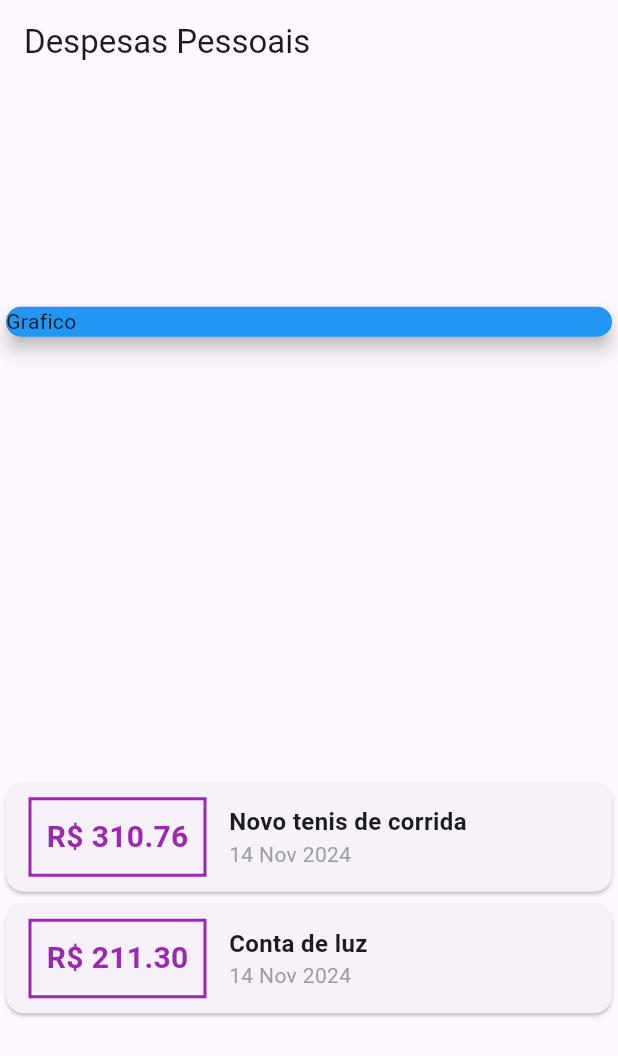
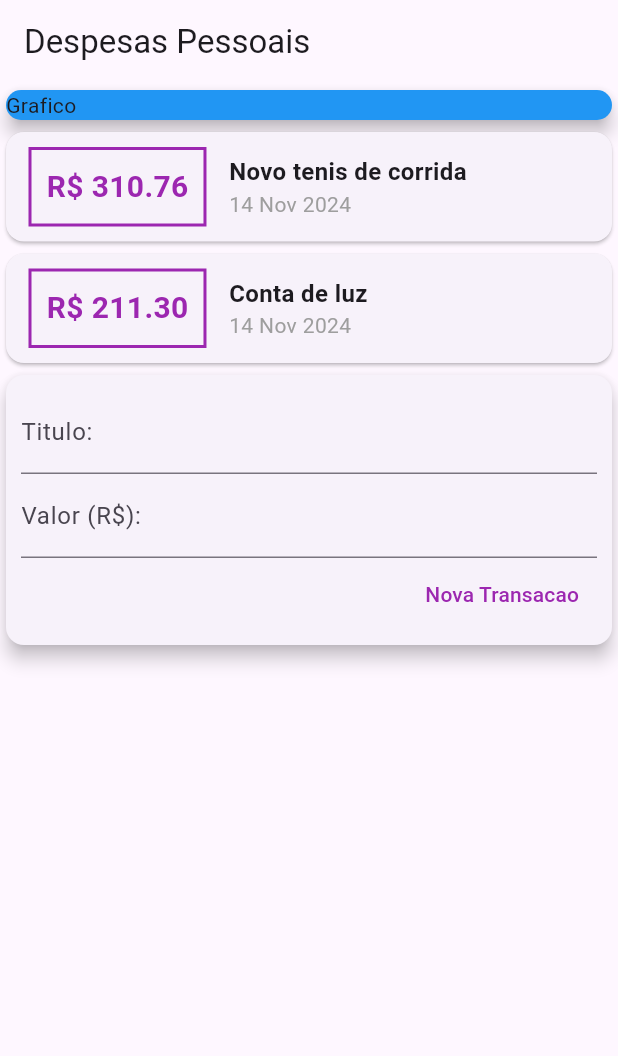
Before and after one commit to niltinfilho/projeto_expenses_flutter, a Flutter app: the screen it shows after launch, on a phone screen of 412 x 824 dp. Shown: the top 1056 px of the screen. Run offline on Flutter 3.47's test engine with Material 3 defaults, Android fonts, the phone set to English and light mode, and no system bars.

Commit message:
feat: criando o botao de nova transacao

```diff
--- a/lib/main.dart
+++ b/lib/main.dart
@@ -38,7 +38,7 @@ class MyHomePage extends StatelessWidget {
           title: Text('Despesas Pessoais'),
         ),
         body: Column(
-          mainAxisAlignment: MainAxisAlignment.spaceAround,
+          mainAxisAlignment: MainAxisAlignment.start,
           crossAxisAlignment: CrossAxisAlignment.stretch,
           children: [
             Container(
@@ -96,6 +96,35 @@ class MyHomePage extends StatelessWidget {
                   ),
                 );
               }).toList(),
+            ),
+            Card(
+              elevation: 5,
+              child: Padding(
+                padding: const EdgeInsets.all(10),
+                child: Column(
+                  children: [
+                    TextField(
+                      decoration: InputDecoration(labelText: 'Titulo:'),
+                    ),
+                    TextField(
+                      decoration: InputDecoration(labelText: 'Valor (R\$):'),
+                    ),
+                    Row(
+                      mainAxisAlignment: MainAxisAlignment.end,
+                      children: [
+                        TextButton(
+                          style: ButtonStyle(
+                            foregroundColor:
+                                WidgetStateProperty.all<Color>(Colors.purple),
+                          ),
+                          child: Text('Nova Transacao'),
+                          onPressed: () {},
+                        ),
+                      ],
+                    )
+                  ],
+                ),
+              ),
             )
           ],
         ));
```
